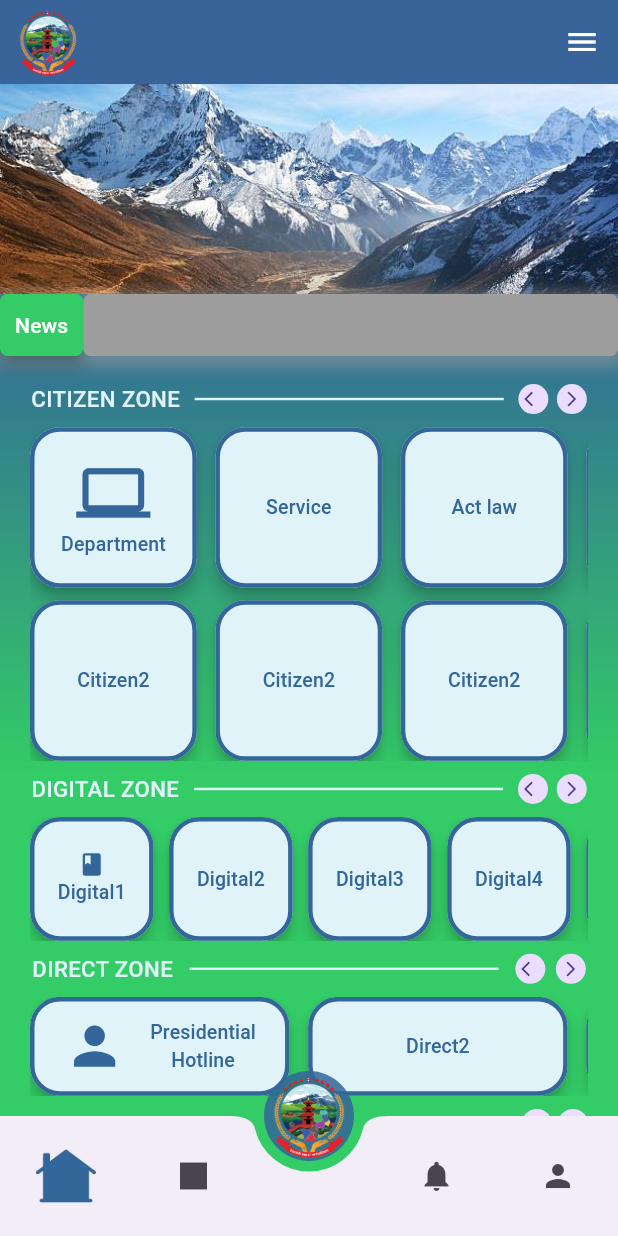
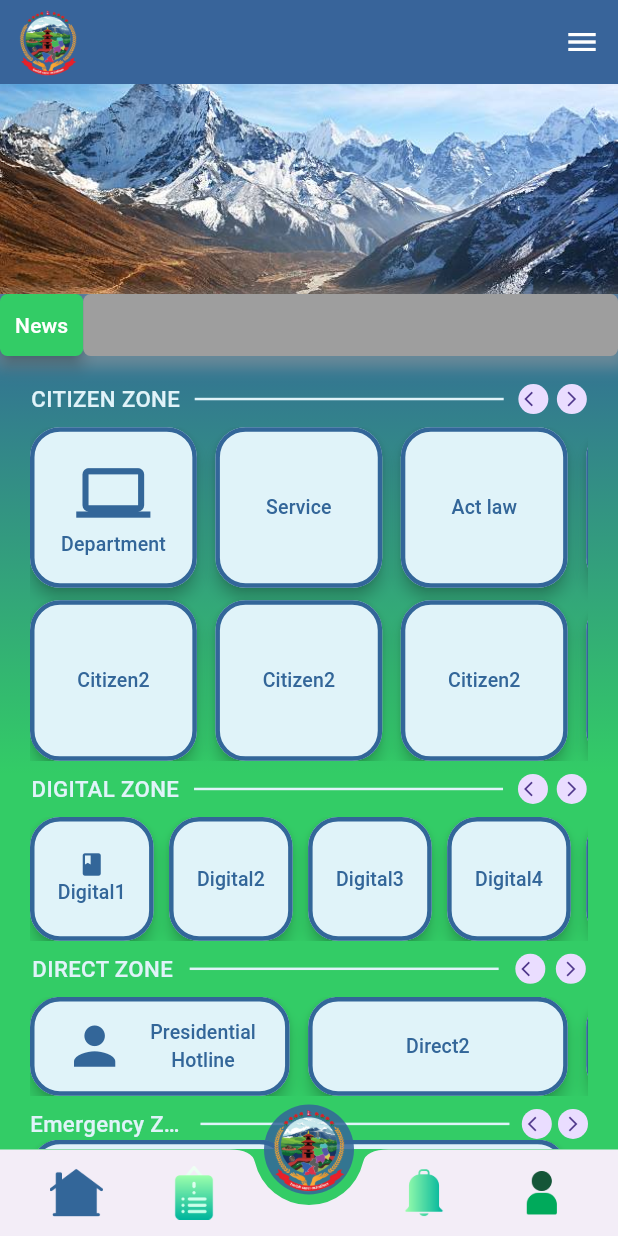
Before and after one commit to redwireadmin/Epalika, a Flutter app: the screen it shows after launch, on a phone screen of 412 x 824 dp. Run offline on Flutter 3.47's test engine with Material 3 defaults, Android fonts, the light colour scheme and no system bars; our stand-ins replace get, pin_code_fields, shared_preferences.

```diff
--- a/lib/presentation/pages/landing_page/icons.dart
+++ b/lib/presentation/pages/landing_page/icons.dart
@@ -15,8 +15,6 @@ class GradientIcon extends StatelessWidget {
     return Image.asset(
       "assets/images/icons/${assetName}.png",
       color: isSelected ? CustomColors.primaryColor1 : null,
-      height: 40,
-      // width: 40,
     );
   }
 }
--- a/lib/presentation/pages/landing_page/landing_screen.dart
+++ b/lib/presentation/pages/landing_page/landing_screen.dart
@@ -5,6 +5,7 @@ import 'package:e_palika/presentation/pages/notice/notice_page.dart';
 import 'package:e_palika/presentation/pages/notification/notification_page.dart';
 import 'package:e_palika/presentation/pages/profile_page/profile_page.dart';
 import 'package:flutter/material.dart';
+import 'package:get/get.dart';
 
 class LandingPageView extends StatefulWidget {
   const LandingPageView({super.key});
@@ -35,7 +36,8 @@ class _LandingPageViewState extends State<LandingPageView> {
       backgroundColor: CustomColors.primaryColor,
       body: pages[currentIndex],
       bottomNavigationBar: BottomAppBar(
-        // height: Get.height * 0.07,
+        padding: EdgeInsets.symmetric(vertical: 3, horizontal: 25),
+        height: Get.height * 0.07,
         elevation: 8,
         // color: CustomColors.primaryColor1.withOpacity(0.5),
         shape: CircularNotchedRectangle(),
@@ -54,7 +56,10 @@ class _LandingPageViewState extends State<LandingPageView> {
               },
             ),
             IconButton(
-              icon: Icon(Icons.square),
+              icon: GradientIcon(
+                assetName: "notice",
+                isSelected: 1 == currentIndex,
+              ),
               onPressed: () {
                 changePage(1);
               },
@@ -66,13 +71,19 @@ class _LandingPageViewState extends State<LandingPageView> {
               },
             ),
             IconButton(
-              icon: Icon(Icons.notifications),
+              icon: GradientIcon(
+                assetName: "notification-bell",
+                isSelected: 3 == currentIndex,
+              ),
               onPressed: () {
                 changePage(3);
               },
             ),
             IconButton(
-              icon: Icon(Icons.person),
+              icon: GradientIcon(
+                assetName: "profile",
+                isSelected: 4 == currentIndex,
+              ),
               onPressed: () {
                 changePage(4);
               },
```
